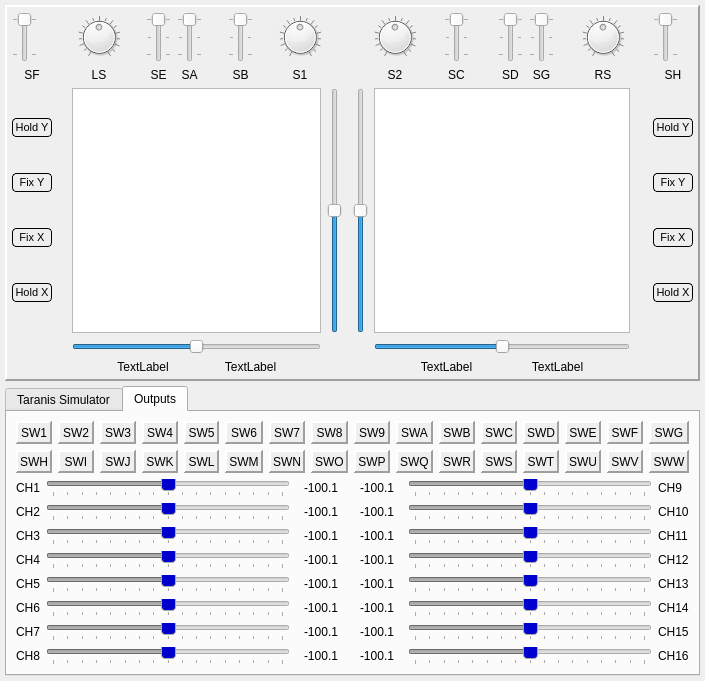
roberto1903/companion9x, file src/xsimulatordialog.ui: the form before one commit.
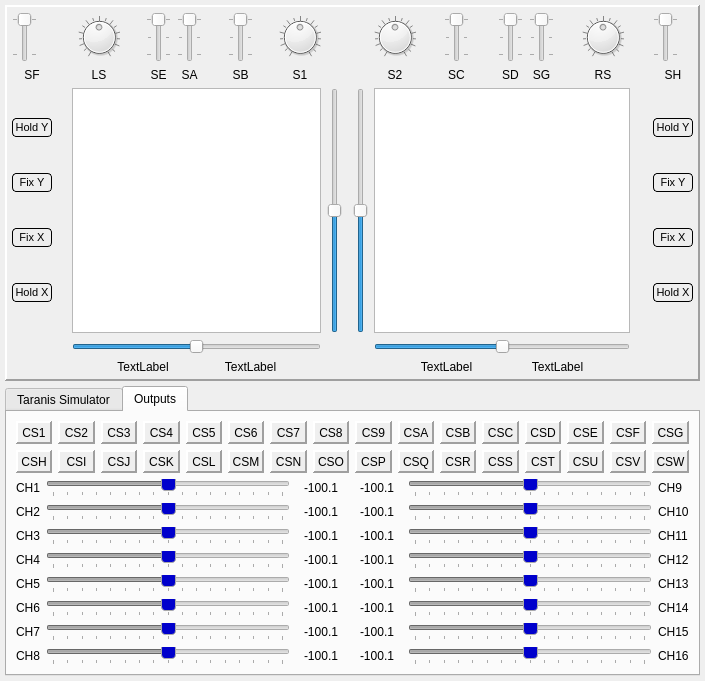
The form after the commit. The open tabs and pages were chosen to show the change. Icons and pictures are not drawn. Custom widgets are drawn as their Qt base class.

```diff
--- a/src/xsimulatordialog.ui
+++ b/src/xsimulatordialog.ui
@@ -2893,7 +2893,7 @@
               <item>
                <widget class="QLabel" name="labelCSW_20">
                 <property name="text">
-                 <string>SWK</string>
+                 <string>CSK</string>
                 </property>
                 <property name="alignment">
                  <set>Qt::AlignCenter</set>
@@ -2924,7 +2924,7 @@
               <item>
                <widget class="QLabel" name="labelCSW_12">
                 <property name="text">
-                 <string>SWC</string>
+                 <string>CSC</string>
                 </property>
                 <property name="alignment">
                  <set>Qt::AlignCenter</set>
@@ -2955,7 +2955,7 @@
               <item>
                <widget class="QLabel" name="labelCSW_13">
                 <property name="text">
-                 <string>SWD</string>
+                 <string>CSD</string>
                 </property>
                 <property name="alignment">
                  <set>Qt::AlignCenter</set>
@@ -2986,7 +2986,7 @@
               <item>
                <widget class="QLabel" name="labelCSW_7">
                 <property name="text">
-                 <string>SW7</string>
+                 <string>CS7</string>
                 </property>
                 <property name="alignment">
                  <set>Qt::AlignCenter</set>
@@ -3017,7 +3017,7 @@
               <item>
                <widget class="QLabel" name="labelCSW_21">
                 <property name="text">
-                 <string>SWL</string>
+                 <string>CSL</string>
                 </property>
                 <property name="alignment">
                  <set>Qt::AlignCenter</set>
@@ -3048,7 +3048,7 @@
               <item>
                <widget class="QLabel" name="labelCSW_11">
                 <property name="text">
-                 <string>SWB</string>
+                 <string>CSB</string>
                 </property>
                 <property name="alignment">
                  <set>Qt::AlignCenter</set>
@@ -3079,7 +3079,7 @@
               <item>
                <widget class="QLabel" name="labelCSW_1">
                 <property name="text">
-                 <string>SW1</string>
+                 <string>CS1</string>
                 </property>
                 <property name="alignment">
                  <set>Qt::AlignCenter</set>
@@ -3110,7 +3110,7 @@
               <item>
                <widget class="QLabel" name="labelCSW_17">
                 <property name="text">
-                 <string>SWH</string>
+                 <string>CSH</string>
                 </property>
                 <property name="alignment">
                  <set>Qt::AlignCenter</set>
@@ -3141,7 +3141,7 @@
               <item>
                <widget class="QLabel" name="labelCSW_16">
                 <property name="text">
-                 <string>SWG</string>
+                 <string>CSG</string>
                 </property>
                 <property name="alignment">
                  <set>Qt::AlignCenter</set>
@@ -3172,7 +3172,7 @@
               <item>
                <widget class="QLabel" name="labelCSW_14">
                 <property name="text">
-                 <string>SWE</string>
+                 <string>CSE</string>
                 </property>
                 <property name="alignment">
                  <set>Qt::AlignCenter</set>
@@ -3203,7 +3203,7 @@
               <item>
                <widget class="QLabel" name="labelCSW_15">
                 <property name="text">
-                 <string>SWF</string>
+                 <string>CSF</string>
                 </property>
                 <property name="alignment">
                  <set>Qt::AlignCenter</set>
@@ -3234,7 +3234,7 @@
               <item>
                <widget class="QLabel" name="labelCSW_8">
                 <property name="text">
-                 <string>SW8</string>
+                 <string>CS8</string>
                 </property>
                 <property name="alignment">
                  <set>Qt::AlignCenter</set>
@@ -3265,7 +3265,7 @@
               <item>
                <widget class="QLabel" name="labelCSW_9">
                 <property name="text">
-                 <string>SW9</string>
+                 <string>CS9</string>
                 </property>
                 <property name="alignment">
                  <set>Qt::AlignCenter</set>
@@ -3296,7 +3296,7 @@
               <item>
                <widget class="QLabel" name="labelCSW_10">
                 <property name="text">
-                 <string>SWA</string>
+                 <string>CSA</string>
                 </property>
                 <property name="alignment">
                  <set>Qt::AlignCenter</set>
@@ -3327,7 +3327,7 @@
               <item>
                <widget class="QLabel" name="labelCSW_22">
                 <property name="text">
-                 <string>SWM</string>
+                 <string>CSM</string>
                 </property>
                 <property name="alignment">
                  <set>Qt::AlignCenter</set>
@@ -3358,7 +3358,7 @@
               <item>
                <widget class="QLabel" name="labelCSW_19">
                 <property name="text">
-                 <string>SWJ</string>
+                 <string>CSJ</string>
                 </property>
                 <property name="alignment">
                  <set>Qt::AlignCenter</set>
@@ -3389,7 +3389,7 @@
               <item>
                <widget class="QLabel" name="labelCSW_18">
                 <property name="text">
-                 <string>SWI</string>
+                 <string>CSI</string>
                 </property>
                 <property name="alignment">
                  <set>Qt::AlignCenter</set>
@@ -3420,7 +3420,7 @@
               <item>
                <widget class="QLabel" name="labelCSW_4">
                 <property name="text">
-                 <string>SW4</string>
+                 <string>CS4</string>
                 </property>
                 <property name="alignment">
                  <set>Qt::AlignCenter</set>
@@ -3451,7 +3451,7 @@
               <item>
                <widget class="QLabel" name="labelCSW_5">
                 <property name="text">
-                 <string>SW5</string>
+                 <string>CS5</string>
                 </property>
                 <property name="alignment">
                  <set>Qt::AlignCenter</set>
@@ -3482,7 +3482,7 @@
               <item>
                <widget class="QLabel" name="labelCSW_2">
                 <property name="text">
-                 <string>SW2</string>
+                 <string>CS2</string>
                 </property>
                 <property name="alignment">
                  <set>Qt::AlignCenter</set>
@@ -3513,7 +3513,7 @@
               <item>
                <widget class="QLabel" name="labelCSW_3">
                 <property name="text">
-                 <string>SW3</string>
+                 <string>CS3</string>
                 </property>
                 <property name="alignment">
                  <set>Qt::AlignCenter</set>
@@ -3544,7 +3544,7 @@
               <item>
                <widget class="QLabel" name="labelCSW_6">
                 <property name="text">
-                 <string>SW6</string>
+                 <string>CS6</string>
                 </property>
                 <property name="alignment">
                  <set>Qt::AlignCenter</set>
@@ -3575,7 +3575,7 @@
               <item>
                <widget class="QLabel" name="labelCSW_23">
                 <property name="text">
-                 <string>SWN</string>
+                 <string>CSN</string>
                 </property>
                 <property name="alignment">
                  <set>Qt::AlignCenter</set>
@@ -3606,7 +3606,7 @@
               <item>
                <widget class="QLabel" name="labelCSW_24">
                 <property name="text">
-                 <string>SWO</string>
+                 <string>CSO</string>
                 </property>
                 <property name="alignment">
                  <set>Qt::AlignCenter</set>
@@ -3637,7 +3637,7 @@
               <item>
                <widget class="QLabel" name="labelCSW_25">
                 <property name="text">
-                 <string>SWP</string>
+                 <string>CSP</string>
                 </property>
                 <property name="alignment">
                  <set>Qt::AlignCenter</set>
@@ -3668,7 +3668,7 @@
               <item>
                <widget class="QLabel" name="labelCSW_26">
                 <property name="text">
-                 <string>SWQ</string>
+                 <string>CSQ</string>
                 </property>
                 <property name="alignment">
                  <set>Qt::AlignCenter</set>
@@ -3699,7 +3699,7 @@
               <item>
                <widget class="QLabel" name="labelCSW_27">
                 <property name="text">
-                 <string>SWR</string>
+                 <string>CSR</string>
                 </property>
                 <property name="alignment">
                  <set>Qt::AlignCenter</set>
@@ -3730,7 +3730,7 @@
               <item>
                <widget class="QLabel" name="labelCSW_28">
                 <property name="text">
-                 <string>SWS</string>
+                 <string>CSS</string>
                 </property>
                 <property name="alignment">
                  <set>Qt::AlignCenter</set>
@@ -3761,7 +3761,7 @@
               <item>
                <widget class="QLabel" name="labelCSW_29">
                 <property name="text">
-                 <string>SWT</string>
+                 <string>CST</string>
                 </property>
                 <property name="alignment">
                  <set>Qt::AlignCenter</set>
@@ -3792,7 +3792,7 @@
               <item>
                <widget class="QLabel" name="labelCSW_30">
                 <property name="text">
-                 <string>SWU</string>
+                 <string>CSU</string>
                 </property>
                 <property name="alignment">
                  <set>Qt::AlignCenter</set>
@@ -3823,7 +3823,7 @@
               <item>
                <widget class="QLabel" name="labelCSW_31">
                 <property name="text">
-                 <string>SWV</string>
+                 <string>CSV</string>
                 </property>
                 <property name="alignment">
                  <set>Qt::AlignCenter</set>
@@ -3854,7 +3854,7 @@
               <item>
                <widget class="QLabel" name="labelCSW_32">
                 <property name="text">
-                 <string>SWW</string>
+                 <string>CSW</string>
                 </property>
                 <property name="alignment">
                  <set>Qt::AlignCenter</set>
```
